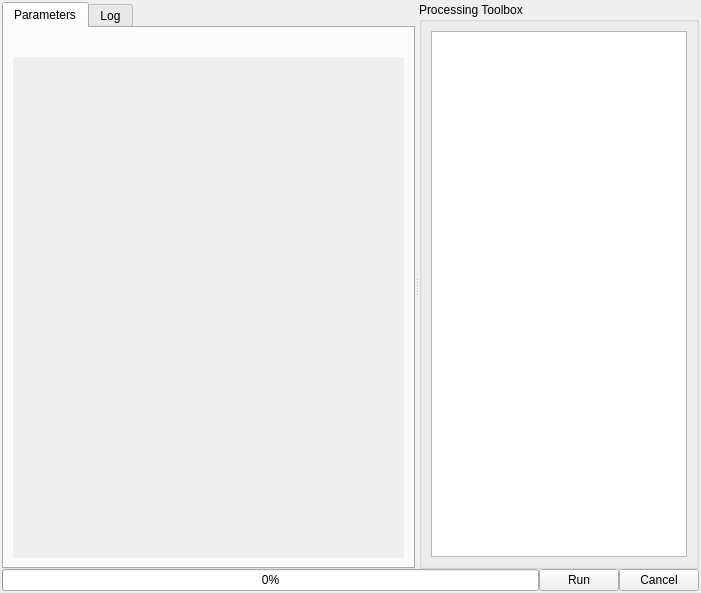
First picture: the form in qps/speclib/ui/spectralprocessingwidget.ui, repository EnMAP-Box/qgispluginsupport, before the edit.
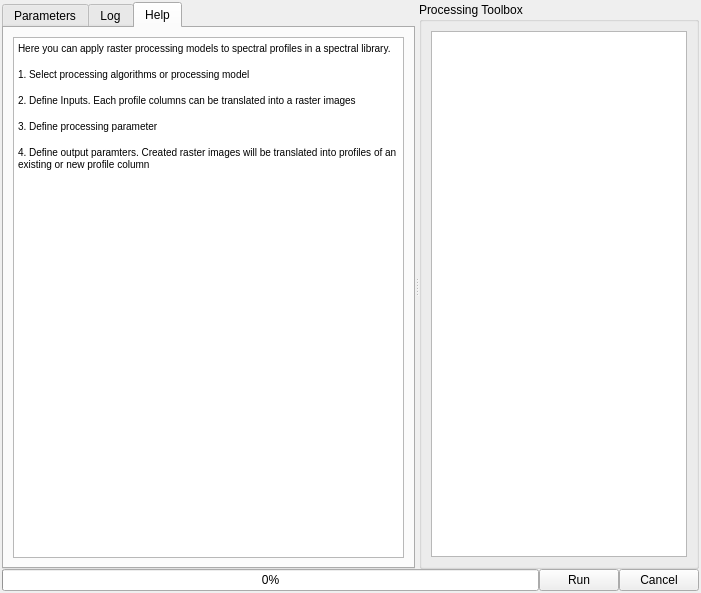
Second picture: the form after the edit. The open tabs and pages were chosen to show the change. Icons and pictures are not drawn. Custom widgets are drawn as their Qt base class.

Diff of the .ui file:
```diff
--- a/qps/speclib/ui/spectralprocessingwidget.ui
+++ b/qps/speclib/ui/spectralprocessingwidget.ui
@@ -169,6 +169,32 @@
         </item>
        </layout>
       </widget>
+      <widget class="QWidget" name="tabHelp">
+       <attribute name="title">
+        <string>Help</string>
+       </attribute>
+       <layout class="QHBoxLayout" name="horizontalLayout_3">
+        <item>
+         <widget class="QTextBrowser" name="textBrowser">
+          <property name="html">
+           <string>&lt;!DOCTYPE HTML PUBLIC &quot;-//W3C//DTD HTML 4.0//EN&quot; &quot;http://www.w3.org/TR/REC-html40/strict.dtd&quot;&gt;
+&lt;html&gt;&lt;head&gt;&lt;meta name=&quot;qrichtext&quot; content=&quot;1&quot; /&gt;&lt;style type=&quot;text/css&quot;&gt;
+p, li { white-space: pre-wrap; }
+&lt;/style&gt;&lt;/head&gt;&lt;body style=&quot; font-family:'MS Shell Dlg 2'; font-size:7.8pt; font-weight:400; font-style:normal;&quot;&gt;
+&lt;p style=&quot; margin-top:0px; margin-bottom:0px; margin-left:0px; margin-right:0px; -qt-block-indent:0; text-indent:0px;&quot;&gt;Here you can apply raster processing models to spectral profiles in a spectral library.&lt;/p&gt;
+&lt;p style=&quot;-qt-paragraph-type:empty; margin-top:0px; margin-bottom:0px; margin-left:0px; margin-right:0px; -qt-block-indent:0; text-indent:0px;&quot;&gt;&lt;br /&gt;&lt;/p&gt;
+&lt;p style=&quot; margin-top:0px; margin-bottom:0px; margin-left:0px; margin-right:0px; -qt-block-indent:0; text-indent:0px;&quot;&gt;1. Select processing algorithms or processing model&lt;/p&gt;
+&lt;p style=&quot;-qt-paragraph-type:empty; margin-top:0px; margin-bottom:0px; margin-left:0px; margin-right:0px; -qt-block-indent:0; text-indent:0px;&quot;&gt;&lt;br /&gt;&lt;/p&gt;
+&lt;p style=&quot; margin-top:0px; margin-bottom:0px; margin-left:0px; margin-right:0px; -qt-block-indent:0; text-indent:0px;&quot;&gt;2. Define Inputs. Each profile columns can be translated into a raster images&lt;/p&gt;
+&lt;p style=&quot;-qt-paragraph-type:empty; margin-top:0px; margin-bottom:0px; margin-left:0px; margin-right:0px; -qt-block-indent:0; text-indent:0px;&quot;&gt;&lt;br /&gt;&lt;/p&gt;
+&lt;p style=&quot; margin-top:0px; margin-bottom:0px; margin-left:0px; margin-right:0px; -qt-block-indent:0; text-indent:0px;&quot;&gt;3. Define processing parameter&lt;/p&gt;
+&lt;p style=&quot;-qt-paragraph-type:empty; margin-top:0px; margin-bottom:0px; margin-left:0px; margin-right:0px; -qt-block-indent:0; text-indent:0px;&quot;&gt;&lt;br /&gt;&lt;/p&gt;
+&lt;p style=&quot; margin-top:0px; margin-bottom:0px; margin-left:0px; margin-right:0px; -qt-block-indent:0; text-indent:0px;&quot;&gt;4. Define output paramters. Created raster images will be translated into profiles of an existing or new profile column&lt;/p&gt;&lt;/body&gt;&lt;/html&gt;</string>
+          </property>
+         </widget>
+        </item>
+       </layout>
+      </widget>
      </widget>
      <widget class="QGroupBox" name="groupBox">
       <property name="title">
```
Left out of the diff: 27 changed lines with no effect on the pictures.
